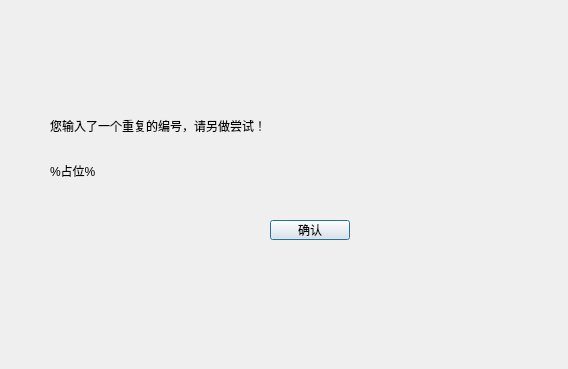
Above: invalidinputdialog.ui from Serissia/Qt_OOPManager before the change. Below: the same form after it.
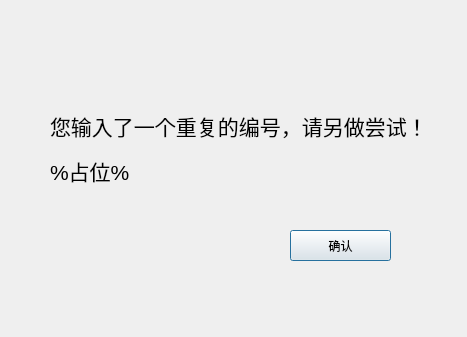
That is the form after the change.

```diff
--- a/invalidinputdialog.ui
+++ b/invalidinputdialog.ui
@@ -6,8 +6,8 @@
    <rect>
     <x>0</x>
     <y>0</y>
-    <width>568</width>
-    <height>369</height>
+    <width>467</width>
+    <height>337</height>
    </rect>
   </property>
   <property name="windowTitle">
@@ -22,6 +22,11 @@
      <height>51</height>
     </rect>
    </property>
+   <property name="font">
+    <font>
+     <pointsize>16</pointsize>
+    </font>
+   </property>
    <property name="text">
     <string>您输入了一个重复的编号，请另做尝试！</string>
    </property>
@@ -29,10 +34,10 @@
   <widget class="QPushButton" name="pushButton">
    <property name="geometry">
     <rect>
-     <x>270</x>
-     <y>220</y>
-     <width>80</width>
-     <height>20</height>
+     <x>290</x>
+     <y>230</y>
+     <width>101</width>
+     <height>31</height>
     </rect>
    </property>
    <property name="text">
@@ -48,6 +53,11 @@
      <height>41</height>
     </rect>
    </property>
+   <property name="font">
+    <font>
+     <pointsize>16</pointsize>
+    </font>
+   </property>
    <property name="text">
     <string>%占位%</string>
    </property>
```
